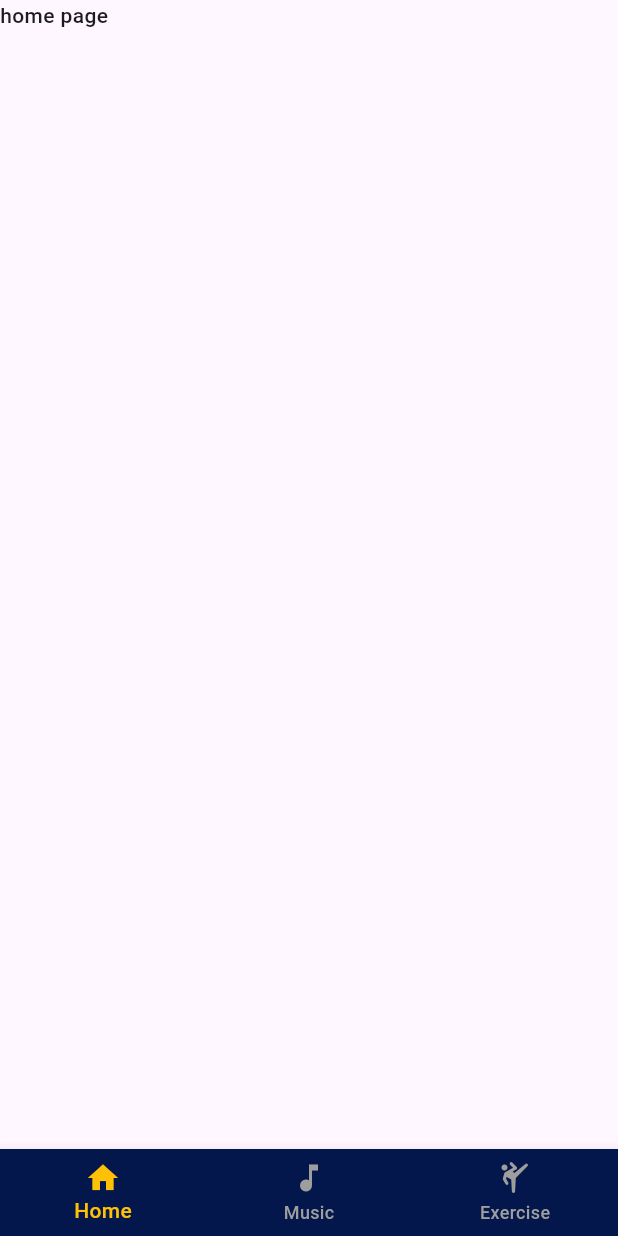
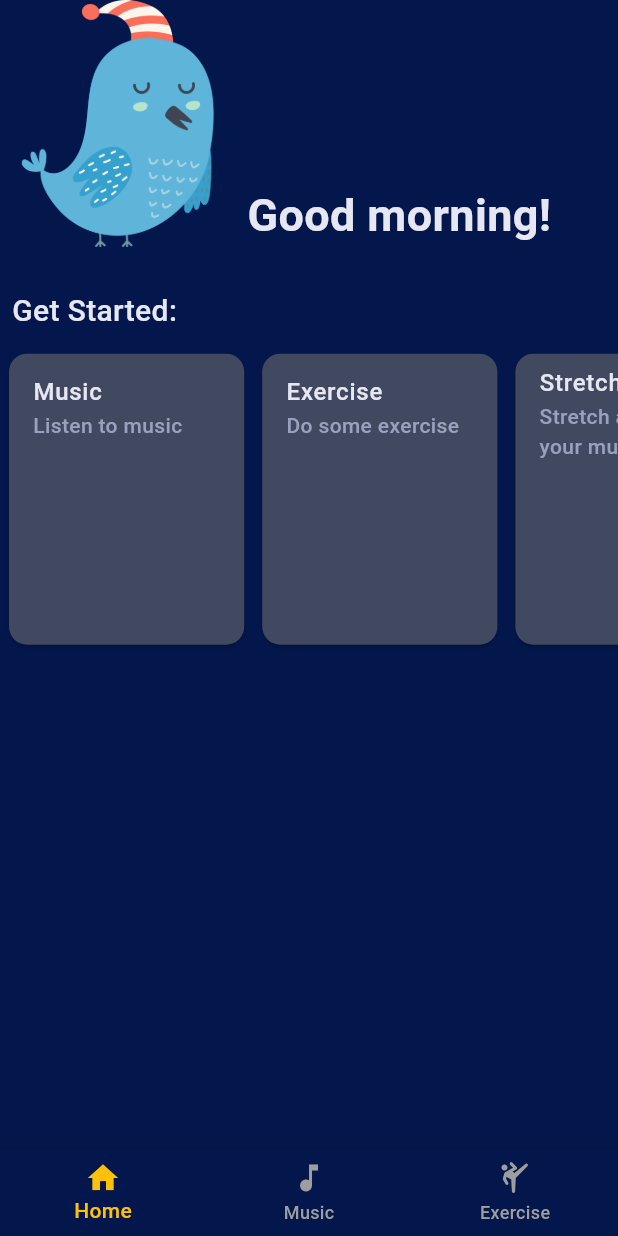
Before and after one commit to jamesii-b/zenminds, a Flutter app: the screen it shows after launch, on a phone screen of 412 x 824 dp. Run offline on Flutter 3.47's test engine with Material 3 defaults, Android fonts, the light colour scheme and no system bars; our stand-ins replace audio_video_progress_bar, flutter_svg, just_audio, rxdart.

Commit message:
Chore(UI): change home page uI

```diff
--- a/lib/views/pages/home/home.dart
+++ b/lib/views/pages/home/home.dart
@@ -1,12 +1,148 @@
 import 'package:flutter/material.dart';
+import 'package:zenminds/const/colors.dart';
+import 'package:zenminds/views/pages/exercise/exercise_list_page.dart';
+import 'package:zenminds/views/pages/music/music_list_page.dart';
+
+class ScrollCard extends StatelessWidget {
+  final String title;
+  final String subtitle;
+  final Function onTap;
+
+  const ScrollCard({
+    required this.title,
+    required this.subtitle,
+    required this.onTap,
+  });
+
+  @override
+  Widget build(BuildContext context) {
+    return Padding(
+      padding: const EdgeInsets.all(2.0),
+      child: SizedBox(
+        width: MediaQuery.of(context).size.width * 0.4, // Constrain width here
+        height:
+            MediaQuery.of(context).size.height * 0.3, // Constrain height here
+        child: GestureDetector(
+          onTap: () => onTap(),
+          child: Card(
+            color: Color.fromARGB(255, 65, 73, 96),
+            child: ListTile(
+              title: Text(
+                title,
+                style: TextStyle(color: AppColors.primaryTextColor),
+              ),
+              subtitle: Text(
+                subtitle,
+                style: TextStyle(color: AppColors.secondaryTextColor),
+              ),
+            ),
+          ),
+        ),
+      ),
+    );
+  }
+}
+
+String _greeting() {
+  var hour = DateTime.now().hour;
+  if (hour < 12) {
+    return 'Good morning!';
+  } else if (hour < 17) {
+    return 'Good afternoon!';
+  } else {
+    return 'Good evening!';
+  }
+}
 
 class HomePage extends StatelessWidget {
-  const HomePage({super.key});
+  const HomePage({Key? key});
 
   @override
   Widget build(BuildContext context) {
     return Scaffold(
-      body: Text("home page"),
+      backgroundColor: AppColors.primaryBackground,
+      body: Column(
+        children: <Widget>[
+          Row(
+            crossAxisAlignment: CrossAxisAlignment.end,
+            children: [
+              Image.asset(
+                "assets/images/logo.png",
+                width: MediaQuery.of(context).size.width * 0.4,
+              ),
+              Text(
+                _greeting(),
+                style: const TextStyle(
+                  fontSize: 30,
+                  fontWeight: FontWeight.bold,
+                  color: AppColors.primaryTextColor,
+                ),
+              ),
+            ],
+          ),
+          SizedBox(height: 20),
+          Padding(
+            padding: const EdgeInsets.all(8.0),
+            child: Align(
+              alignment: Alignment.centerLeft,
+              child: Text(
+                "Get Started: ",
+                style: TextStyle(
+                  fontSize: 20,
+                  color: AppColors.primaryTextColor,
+                ),
+              ),
+            ),
+          ),
+          SizedBox(
+            height: MediaQuery.of(context).size.height *
+                0.25, // Constrain height here
+            child: ListView.builder(
+              scrollDirection: Axis.horizontal,
+              itemCount: 3, // Number of scrollable cards
+              itemBuilder: (context, index) {
+                if (index == 0) {
+                  return ScrollCard(
+                    title: 'Music',
+                    subtitle: 'Listen to music',
+                    onTap: () {
+                      Navigator.push(
+                        context,
+                        MaterialPageRoute(
+                            builder: (context) => MusicListPage()),
+                      );
+                    },
+                  );
+                } else if (index == 1) {
+                  return ScrollCard(
+                    title: 'Exercise',
+                    subtitle: 'Do some exercise',
+                    onTap: () {
+                      Navigator.push(
+                        context,
+                        MaterialPageRoute(
+                            builder: (context) => ExerciseListPage()),
+                      );
+                    },
+                  );
+                } else {
+                  return ScrollCard(
+                    title: 'Stretch 💪',
+                    subtitle: 'Stretch and relax your muscles',
+                    onTap: () {
+                      Navigator.push(
+                        context,
+                        MaterialPageRoute(
+                            builder: (context) => ExerciseListPage()),
+                      );
+                    },
+                  );
+                }
+              },
+            ),
+          ),
+        ],
+      ),
     );
   }
 }
```
Also changed, not shown: assets/images/logo.png (added).
